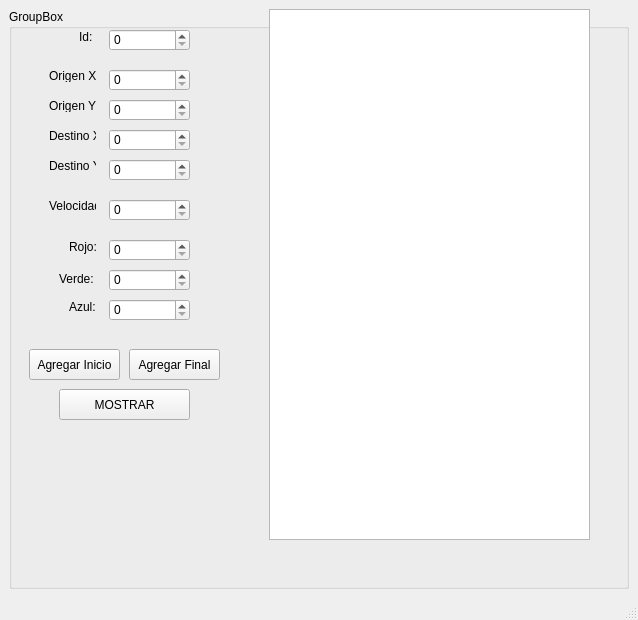
First picture: the form in mainWindow.ui, repository x5H1R0x/Actividad_07_Sem, before the edit.
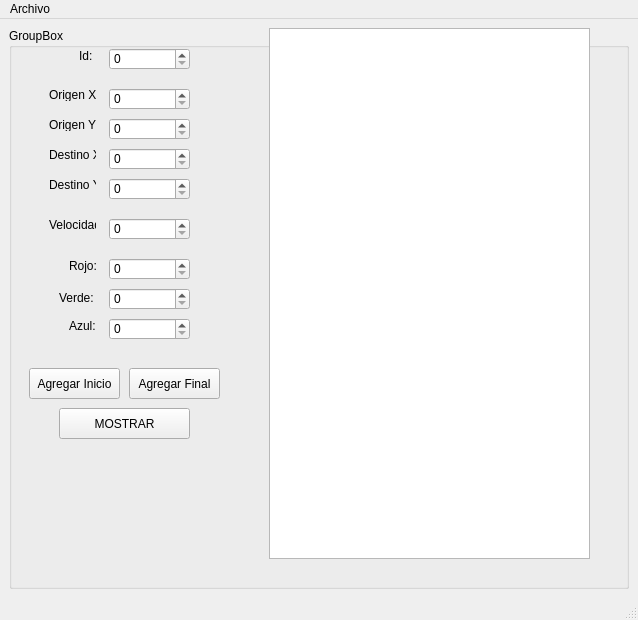
Second picture: the form after the edit.

Diff of the .ui file:
```diff
--- a/mainWindow.ui
+++ b/mainWindow.ui
@@ -316,6 +316,14 @@
      <height>21</height>
     </rect>
    </property>
+   <widget class="QMenu" name="menuAbrir">
+    <property name="title">
+     <string>Archivo</string>
+    </property>
+    <addaction name="actionAbrir"/>
+    <addaction name="actionGuardar"/>
+   </widget>
+   <addaction name="menuAbrir"/>
   </widget>
   <widget class="QStatusBar" name="statusbar"/>
  </widget>
```
Left out of the diff: 16 changed lines with no effect on the pictures.
